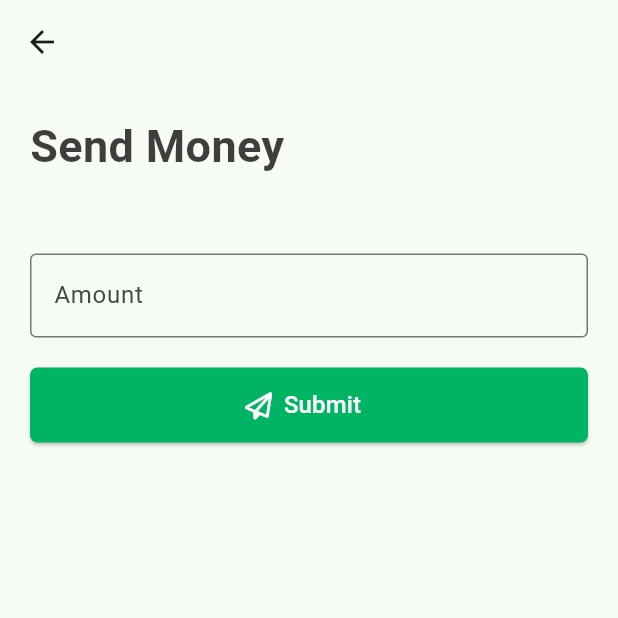
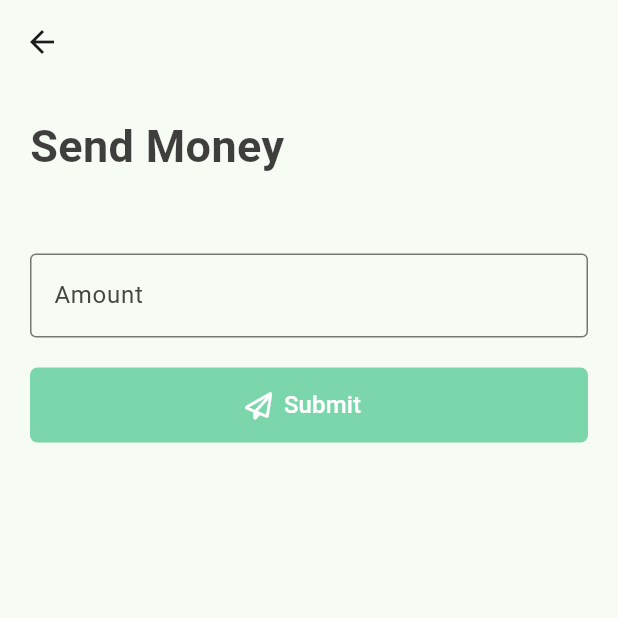
Before and after one commit to myteddy15/send_money_app, a Flutter app: the SendMoneyScreen screen opened by its route, on a phone screen of 412 x 824 dp, the top half of it. Run offline on Flutter 3.47's test engine with Material 3 defaults, Android fonts, the phone set to English and light mode, and no system bars; our stand-ins replace equatable, flutter_bloc, font_awesome_flutter.

Commit message:
Create send money cubit

```diff
--- /dev/null
+++ b/lib/cubits/send_money_cubit/send_money_cubit.dart
@@ -0,0 +1,12 @@
+import 'package:flutter_bloc/flutter_bloc.dart';
+import 'package:equatable/equatable.dart';
+
+part 'send_money_state.dart';
+
+class SendMoneyCubit extends Cubit<SendMoneyState> {
+  SendMoneyCubit() : super(const SendMoneyState(enableButton: false));
+
+  void amountValueChanged(String value) {
+    emit(state.copyWith(enableButton: value.isNotEmpty));
+  }
+}
--- /dev/null
+++ b/lib/cubits/send_money_cubit/send_money_state.dart
@@ -0,0 +1,14 @@
+part of 'send_money_cubit.dart';
+
+class SendMoneyState extends Equatable {
+  final bool enableButton;
+
+  const SendMoneyState({required this.enableButton});
+
+  SendMoneyState copyWith({bool? enableButton}) {
+    return SendMoneyState(enableButton: enableButton ?? this.enableButton);
+  }
+
+  @override
+  List<Object> get props => [];
+}
--- a/lib/views/screens/send_money.dart
+++ b/lib/views/screens/send_money.dart
@@ -1,6 +1,8 @@
 import 'package:flutter/material.dart';
 import 'package:flutter/services.dart';
+import 'package:flutter_bloc/flutter_bloc.dart';
 import 'package:font_awesome_flutter/font_awesome_flutter.dart';
+import 'package:send_money_app/cubits/send_money_cubit/send_money_cubit.dart';
 import 'package:send_money_app/utils/nav_routes.dart';
 import 'package:send_money_app/views/widgets/header_text.dart';
 
@@ -12,34 +14,44 @@ class SendMoneyScreen extends StatelessWidget {
 
   @override
   Widget build(BuildContext context) {
+    final sendMoneyCubit = SendMoneyCubit();
+
     final sendMoneyController = TextEditingController();
 
     return Scaffold(
       appBar: AppBar(),
-      body: Padding(
+      body: BlocProvider(
+        create: (context) => sendMoneyCubit,
+        child: Padding(
           padding: const EdgeInsets.all(20),
-        child: Column(
+          child: BlocBuilder<SendMoneyCubit, SendMoneyState>(
+            builder: (context, state) {
+              return Column(
                 crossAxisAlignment: CrossAxisAlignment.start,
                 children: [
                   const HeaderText(text: "Send Money"),
                   const SizedBox(height: 50),
                   CustomTextField(
                       labelText: "Amount",
+                      onChanged: ((value) {
+                        sendMoneyCubit.amountValueChanged(value);
+                      }),
                       inputFormatters: [
                         FilteringTextInputFormatter.allow(RegExp("[0-9]"))
                       ],
-              controller: sendMoneyController
-            ),
+                      controller: sendMoneyController),
                   const SizedBox(height: 20),
                   CustomElavatedButton(
                       height: 50,
                       icon: const FaIcon(FontAwesomeIcons.paperPlane),
-              callback: () {
-                Navigator.pushNamed(context, NavRoutes.sendMoney);
+                      callback: state.enableButton ? () {
+
+                      } : null,
+                      labelText: "Submit")
+                ],
+              );
             },
-              labelText: "Submit"
-            )
-          ],
+          ),
         ),
       ),
     );
```
Lines whose indentation alone changed are shown as unchanged.
